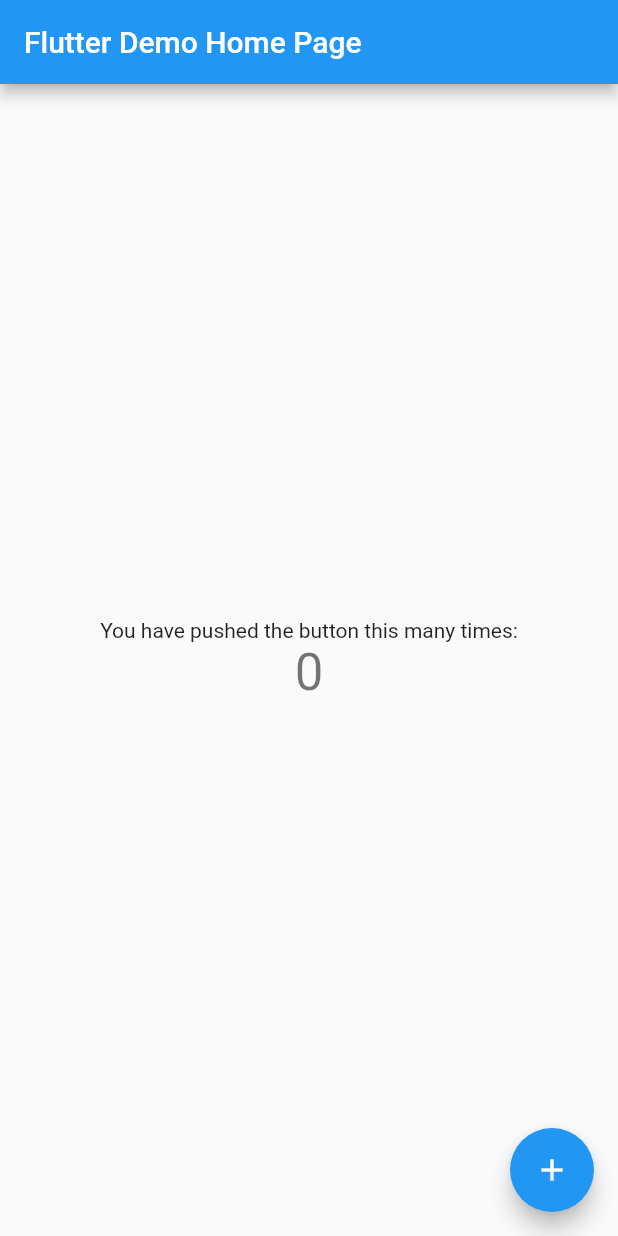
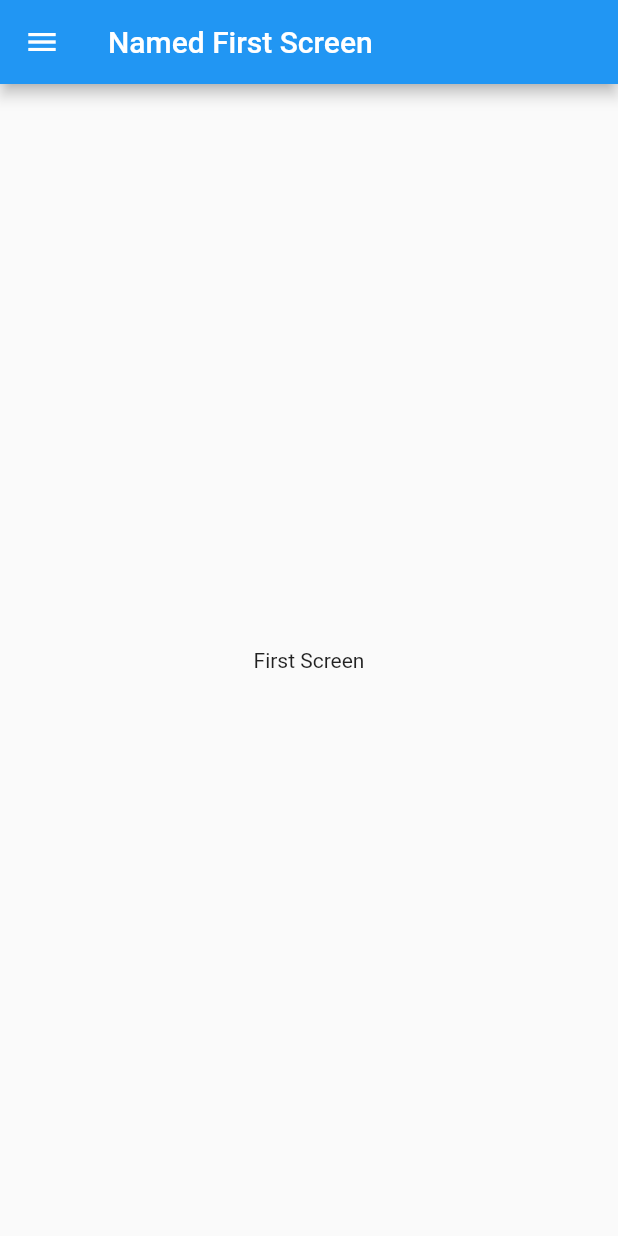
Before and after one commit to Badymits/AppDevFinals, a Flutter app: the screen it shows after launch, on a phone screen of 412 x 824 dp. Run offline on Flutter 3.47's test engine with Material 2 defaults, Android fonts, the phone set to English and light mode, and no system bars.

Commit message:
Add functionable navbar

```diff
--- a/lib/contact.dart
+++ b/lib/contact.dart
@@ -1 +1,25 @@
 import 'package:flutter/material.dart';
+import 'package:flutter/rendering.dart' show debugPaintSizeEnabled;
+
+import 'navigation.dart';
+
+class contact extends StatelessWidget {
+  const contact({Key? key}) : super(key: key);
+
+  @override
+  Widget build(BuildContext context) {
+    return buildHomePage('Named Third Screen');
+  }
+
+
+  Widget buildHomePage(String title) {
+
+    return Scaffold(
+      appBar: AppBar(
+        title: Text(title),
+      ),
+      body: const Center(child: Text('Named Third Screen')),
+      drawer: NavDrawer(screen: '/contact'),
+    );
+  }
+}
--- a/lib/home.dart
+++ b/lib/home.dart
@@ -1,30 +1,21 @@
 import 'package:flutter/material.dart';
-import 'contact.dart';
-import 'product.dart';
-import 'main.dart';
+import 'navigation.dart';
 
-void main() {
-  runApp(
-    MaterialApp(
-      title: 'Named Routes Demo',
-      // Start the app with the "/" named route. In this case, the app starts
-      // on the FirstScreen widget.
-      initialRoute: '/',
-      routes: {
-        // When navigating to the "/" route, build the FirstScreen widget.
-        // '/': (context) => const contact(),
-        '/': (context) => const MyApp()
-        // When navigating to the "/second" route, build the SecondScreen widget.
-        // '/second': (context) => const SecondScreen(),
-        //'/third': (context) => const ThirdScreen(),
-      },
-    ),
-  );
-}
-
-class CustomPageRoute extends MaterialPageRoute {
-  CustomPageRoute({builder}) : super(builder: builder);
+class home extends StatelessWidget {
+  const home({Key? key}) : super(key: key);
 
   @override
-  Duration get transitionDuration => const Duration(milliseconds: 0);
+  Widget build(BuildContext context) {
+
+    return Scaffold(
+      appBar: AppBar(
+        title: const Text('Named First Screen'),
+      ),
+      body: const Center(
+          child: Text('First Screen')
+      ),
+      drawer: NavDrawer(screen: '/'),
+    );
+  }
+
 }
--- a/lib/main.dart
+++ b/lib/main.dart
@@ -1,115 +1,29 @@
 import 'package:flutter/material.dart';
+import 'contact.dart';
+import 'product.dart';
+import 'home.dart';
 
 void main() {
-  runApp(const MyApp());
+  runApp(
+    MaterialApp(
+      title: 'Named Routes Demo',
+      // Start the app with the "/" named route. In this case, the app starts
+      // on the FirstScreen widget.
+      initialRoute: '/',
+      routes: {
+        // When navigating to the "/" route, build the FirstScreen widget.
+        '/': (context) => const home(),
+        // When navigating to the "/second" route, build the SecondScreen widget.
+        '/second': (context) => const product(),
+        '/third': (context) => const contact(),
+      },
+    ),
+  );
 }
 
-class MyApp extends StatelessWidget {
-  const MyApp({Key? key}) : super(key: key);
-
-  // This widget is the root of your application.
-  @override
-  Widget build(BuildContext context) {
-    return MaterialApp(
-      title: 'Flutter Demo',
-      theme: ThemeData(
-        // This is the theme of your application.
-        //
-        // Try running your application with "flutter run". You'll see the
-        // application has a blue toolbar. Then, without quitting the app, try
-        // changing the primarySwatch below to Colors.green and then invoke
-        // "hot reload" (press "r" in the console where you ran "flutter run",
-        // or simply save your changes to "hot reload" in a Flutter IDE).
-        // Notice that the counter didn't reset back to zero; the application
-        // is not restarted.
-        primarySwatch: Colors.blue,
-      ),
-      home: const MyHomePage(title: 'Flutter Demo Home Page'),
-    );
-  }
-}
-
-class MyHomePage extends StatefulWidget {
-  const MyHomePage({Key? key, required this.title}) : super(key: key);
-
-  // This widget is the home page of your application. It is stateful, meaning
-  // that it has a State object (defined below) that contains fields that affect
-  // how it looks.
-
-  // This class is the configuration for the state. It holds the values (in this
-  // case the title) provided by the parent (in this case the App widget) and
-  // used by the build method of the State. Fields in a Widget subclass are
-  // always marked "final".
-
-  final String title;
+class CustomPageRoute extends MaterialPageRoute {
+  CustomPageRoute({builder}) : super(builder: builder);
 
   @override
-  State<MyHomePage> createState() => _MyHomePageState();
+  Duration get transitionDuration => const Duration(milliseconds: 0);
 }
-
-class _MyHomePageState extends State<MyHomePage> {
-  int _counter = 0;
-
-  void _incrementCounter() {
-    setState(() {
-      // This call to setState tells the Flutter framework that something has
-      // changed in this State, which causes it to rerun the build method below
-      // so that the display can reflect the updated values. If we changed
-      // _counter without calling setState(), then the build method would not be
-      // called again, and so nothing would appear to happen.
-      _counter++;
-    });
-  }
-
-  @override
-  Widget build(BuildContext context) {
-    // This method is rerun every time setState is called, for instance as done
-    // by the _incrementCounter method above.
-    //
-    // The Flutter framework has been optimized to make rerunning build methods
-    // fast, so that you can just rebuild anything that needs updating rather
-    // than having to individually change instances of widgets.
-    return Scaffold(
-      appBar: AppBar(
-        // Here we take the value from the MyHomePage object that was created by
-        // the App.build method, and use it to set our appbar title.
-        title: Text(widget.title),
-      ),
-      body: Center(
-        // Center is a layout widget. It takes a single child and positions it
-        // in the middle of the parent.
-        child: Column(
-          // Column is also a layout widget. It takes a list of children and
-          // arranges them vertically. By default, it sizes itself to fit its
-          // children horizontally, and tries to be as tall as its parent.
-          //
-          // Invoke "debug painting" (press "p" in the console, choose the
-          // "Toggle Debug Paint" action from the Flutter Inspector in Android
-          // Studio, or the "Toggle Debug Paint" command in Visual Studio Code)
-          // to see the wireframe for each widget.
-          //
-          // Column has various properties to control how it sizes itself and
-          // how it positions its children. Here we use mainAxisAlignment to
-          // center the children vertically; the main axis here is the vertical
-          // axis because Columns are vertical (the cross axis would be
-          // horizontal).
-          mainAxisAlignment: MainAxisAlignment.center,
-          children: <Widget>[
-            const Text(
-              'You have pushed the button this many times:',
-            ),
-            Text(
-              '$_counter',
-              style: Theme.of(context).textTheme.headline4,
-            ),
-          ],
-        ),
-      ),
-      floatingActionButton: FloatingActionButton(
-        onPressed: _incrementCounter,
-        tooltip: 'Increment',
-        child: const Icon(Icons.add),
-      ), // This trailing comma makes auto-formatting nicer for build methods.
-    );
-  }
-}
--- a/lib/product.dart
+++ b/lib/product.dart
@@ -1 +1,18 @@
 import 'package:flutter/material.dart';
+import 'navigation.dart';
+
+class product extends StatelessWidget {
+  const product({Key? key}) : super(key: key);
+
+  @override
+  Widget build(BuildContext context) {
+    return Scaffold(
+      appBar: AppBar(
+        title: const Text('Named Second Screen'),
+      ),
+      body: const Center(child: Text('Named Second Screen')),
+      drawer: NavDrawer(screen: '/product'),
+    );
+  }
+
+}
```
Also changed, not shown: lib/navigation.dart (+4 -3 lines), lib/database.dart (line endings or trailing spaces), 1 other file.
